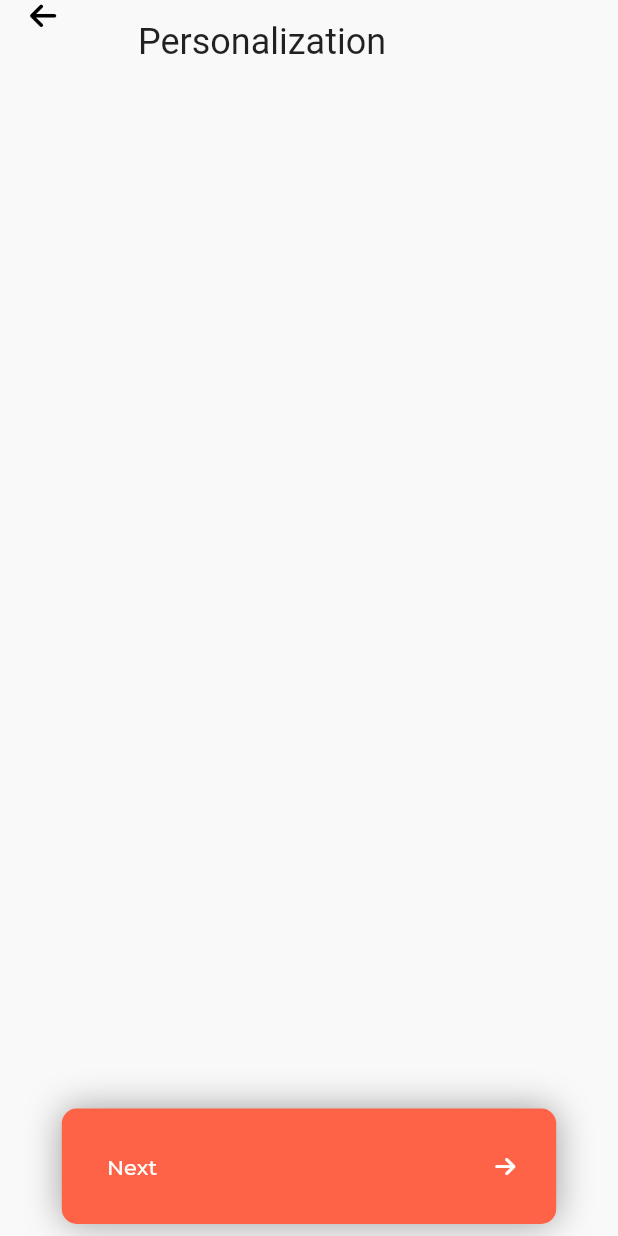
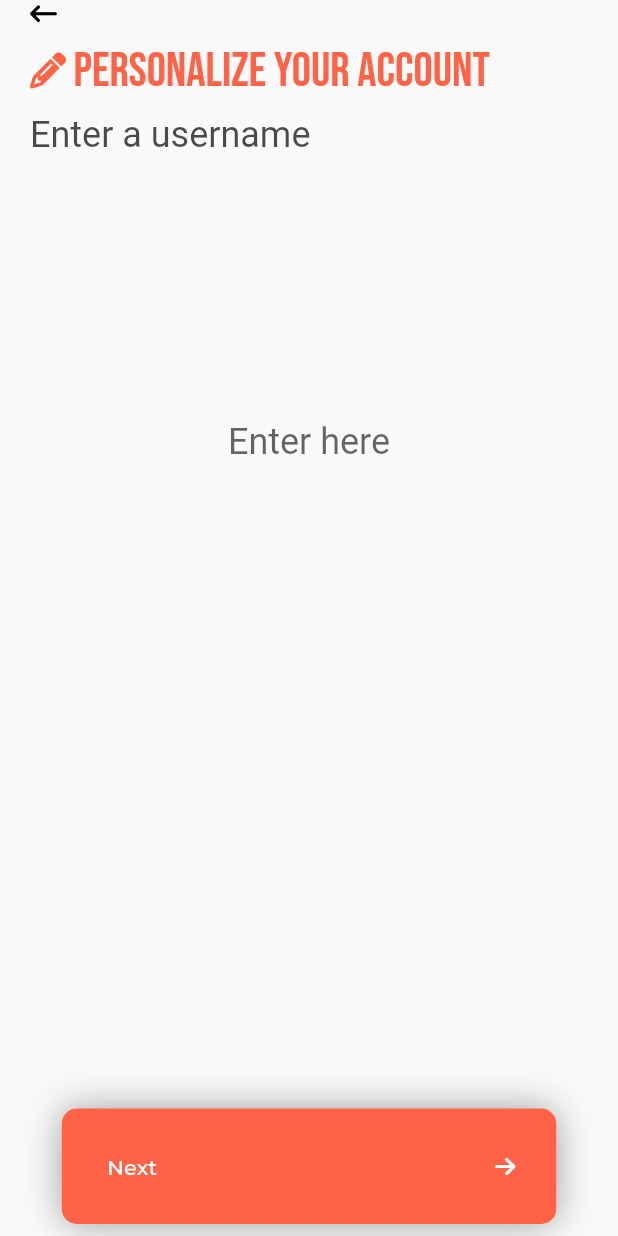
Before and after one commit to ColtonDevAcc/fitstack_app, a Flutter app: the SignUp_Page screen opened by its route, after a tap on "Next", on a phone screen of 412 x 824 dp. Run offline on Flutter 3.47's test engine with Material 2 defaults, Android fonts, the phone set to English and light mode, and no system bars; our stand-ins replace auto_route, bloc, dot_navigation_bar, email_validator, equatable, firebase_analytics and 10 more; missing offline and left inert: firebase_analytics_web, firebase_auth_web, firebase_core_web, firebase_performance_web, firebase_remote_config_web, google_sign_in_web and 2 more; accounts and stored records are empty; network calls fail.

Commit message:
added username page to signup

```diff
--- a/lib/presentation/login/cubit/login_cubit.dart
+++ b/lib/presentation/login/cubit/login_cubit.dart
@@ -1,5 +1,3 @@
-import 'dart:developer';
-
 import 'package:FitStack/app/models/user_model.dart';
 import 'package:FitStack/app/repository/auth_repository.dart';
 import 'package:bloc/bloc.dart';
--- a/lib/presentation/signup/cubit/signup_cubit.dart
+++ b/lib/presentation/signup/cubit/signup_cubit.dart
@@ -6,11 +6,19 @@ part 'signup_state.dart';
 
 class SignupCubit extends Cubit<SignupState> {
   SignupCubit({required AuthenticationRepository authenticationRepository})
-      : super(const SignupState(index: 0));
+      : super(
+          SignupState(),
+        );
 
   void changePage(int newIndex) {
     emit(
       state.copyWith(index: newIndex),
     );
   }
+
+  void usernameChanged(String username) {
+    emit(
+      state.copyWith(username: username),
+    );
+  }
 }
--- a/lib/presentation/signup/cubit/signup_state.dart
+++ b/lib/presentation/signup/cubit/signup_state.dart
@@ -2,14 +2,16 @@ part of 'signup_cubit.dart';
 
 class SignupState extends Equatable {
   final int index;
-  const SignupState({
-    required this.index,
-  });
+  final String username;
+  SignupState({this.index = 0, this.username = ""});
 
   @override
-  List<Object> get props => [index];
+  List<Object> get props => [index, username];
 
-  SignupState copyWith({required int index}) {
-    return SignupState(index: index);
+  SignupState copyWith({int? index, String? username}) {
+    return SignupState(
+      index: index ?? this.index,
+      username: username ?? this.username,
+    );
   }
 }
--- a/lib/presentation/signup/presentation/atoms/create_account_text_widget.dart
+++ b/lib/presentation/signup/presentation/atoms/create_account_text_widget.dart
@@ -1,14 +1,13 @@
 import 'package:flutter/material.dart';
-import 'package:flutter/src/foundation/key.dart';
-import 'package:flutter/src/widgets/framework.dart';
 
-class Create_Account_Text_Widget extends StatelessWidget {
-  const Create_Account_Text_Widget({Key? key}) : super(key: key);
+class SignUp_Header_Text_Widget extends StatelessWidget {
+  final String? text;
+  const SignUp_Header_Text_Widget({Key? key, this.text}) : super(key: key);
 
   @override
   Widget build(BuildContext context) {
     return Text(
-      'CREATE YOUR ACCOUNT',
+      text ?? 'CREATE YOUR ACCOUNT',
       textScaleFactor: 1.6,
       //style: TextStyle(color: Theme.of(context).primaryColor),
       style: Theme.of(context).textTheme.titleLarge!.copyWith(
--- /dev/null
+++ b/lib/presentation/signup/presentation/atoms/signup_form_header_subtitle_widget.dart
@@ -0,0 +1,17 @@
+import 'package:flutter/material.dart';
+
+class Signup_Form_Header_Subtitle_Widget extends StatelessWidget {
+  final String text;
+  const Signup_Form_Header_Subtitle_Widget({Key? key, required this.text}) : super(key: key);
+
+  @override
+  Widget build(BuildContext context) {
+    return Text(
+      text,
+      //style: TextStyle(color: Theme.of(context).primaryColor),
+      style: Theme.of(context).textTheme.subtitle1!.copyWith(
+            color: Theme.of(context).colorScheme.onBackground.withOpacity(.7),
+          ),
+    );
+  }
+}
--- /dev/null
+++ b/lib/presentation/signup/presentation/atoms/signup_username_textfield_widget.dart
@@ -0,0 +1,41 @@
+import 'dart:developer';
+
+import 'package:FitStack/app/routing/appRouter.gr.dart';
+import 'package:FitStack/presentation/signup/cubit/signup_cubit.dart';
+import 'package:flutter/material.dart';
+import 'package:flutter_bloc/flutter_bloc.dart';
+
+class SignUp_Username_Textfield_Widget extends StatelessWidget {
+  const SignUp_Username_Textfield_Widget({Key? key}) : super(key: key);
+
+  @override
+  Widget build(BuildContext context) {
+    return BlocBuilder<SignupCubit, SignupState>(
+      buildWhen: (previous, current) {
+        log("${current.username}");
+        return previous.username != current.username;
+      },
+      builder: (context, state) {
+        return TextField(
+          onChanged: (pass) => context.read<SignupCubit>().usernameChanged(pass),
+          keyboardType: TextInputType.number,
+          style: TextStyle(color: Colors.black),
+          textAlign: TextAlign.center,
+          decoration: InputDecoration(
+            hintText: 'Enter here',
+            enabledBorder: UnderlineInputBorder(
+              borderSide: BorderSide(
+                color: Colors.white.withOpacity(0),
+              ),
+            ),
+            focusedBorder: UnderlineInputBorder(
+              borderSide: BorderSide(
+                color: Colors.white.withOpacity(0),
+              ),
+            ),
+          ),
+        );
+      },
+    );
+  }
+}
--- a/lib/presentation/signup/presentation/molecules/basic_info_form.dart
+++ b/lib/presentation/signup/presentation/molecules/basic_info_form.dart
@@ -1,15 +1,9 @@
-import 'package:FitStack/presentation/signup/presentation/atoms/create_account_text_widget.dart';
 import 'package:FitStack/presentation/signup/presentation/molecules/signup_header_widget.dart';
-import 'package:FitStack/widgets/atoms/FitStack_Logo_Widget.dart';
 import 'package:auto_route/auto_route.dart';
 import 'package:email_validator/email_validator.dart';
-import 'package:FitStack/widgets/atoms/focusedButton_widget.dart';
-import 'package:FitStack/widgets/atoms/socialAuthButton_widget.dart';
 import 'package:FitStack/widgets/atoms/textfield_widget.dart';
 import 'package:flutter/gestures.dart';
 import 'package:flutter/material.dart';
-import 'package:flutter_svg/flutter_svg.dart';
-import 'package:font_awesome_flutter/font_awesome_flutter.dart';
 
 class BasicInfoForm extends StatefulWidget {
   final GlobalKey<FormState> formKey;
--- /dev/null
+++ b/lib/presentation/signup/presentation/molecules/signup_form_header_widget.dart
@@ -0,0 +1,43 @@
+import 'package:FitStack/presentation/signup/presentation/atoms/create_account_text_widget.dart';
+import 'package:FitStack/presentation/signup/presentation/atoms/signup_form_header_subtitle_widget.dart';
+import 'package:flutter/material.dart';
+import 'package:font_awesome_flutter/font_awesome_flutter.dart';
+
+class SignUp_Form_Header_Widget extends StatelessWidget {
+  final IconData icon;
+  final String text;
+  final String subtitle;
+  const SignUp_Form_Header_Widget({
+    Key? key,
+    required this.icon,
+    required this.text,
+    required this.subtitle,
+  }) : super(key: key);
+
+  @override
+  Widget build(BuildContext context) {
+    return Column(
+      mainAxisAlignment: MainAxisAlignment.start,
+      crossAxisAlignment: CrossAxisAlignment.start,
+      children: [
+        FaIcon(
+          FontAwesomeIcons.arrowLeftLong,
+          color: Theme.of(context).colorScheme.onBackground,
+          size: 18,
+        ),
+        SizedBox(height: 10),
+        Row(
+          mainAxisAlignment: MainAxisAlignment.start,
+          crossAxisAlignment: CrossAxisAlignment.center,
+          children: [
+            FaIcon(icon, color: Theme.of(context).colorScheme.primary),
+            SizedBox(width: 5),
+            SignUp_Header_Text_Widget(text: text),
+          ],
+        ),
+        SizedBox(height: 10),
+        Signup_Form_Header_Subtitle_Widget(text: subtitle),
+      ],
+    );
+  }
+}
--- a/lib/presentation/signup/presentation/molecules/signup_header_widget.dart
+++ b/lib/presentation/signup/presentation/molecules/signup_header_widget.dart
@@ -3,7 +3,9 @@ import 'package:FitStack/widgets/atoms/FitStack_Logo_Widget.dart';
 import 'package:flutter/material.dart';
 
 class SignUp_Header_Widget extends StatelessWidget {
-  const SignUp_Header_Widget({Key? key}) : super(key: key);
+  final Widget? title;
+  final Widget? subtitle;
+  const SignUp_Header_Widget({Key? key, this.title, this.subtitle}) : super(key: key);
 
   @override
   Widget build(BuildContext context) {
@@ -11,8 +13,8 @@ class SignUp_Header_Widget extends StatelessWidget {
       mainAxisAlignment: MainAxisAlignment.start,
       crossAxisAlignment: CrossAxisAlignment.start,
       children: [
-        FitStack_Logo_Widget(),
-        Create_Account_Text_Widget(),
+        title ?? FitStack_Logo_Widget(),
+        subtitle ?? SignUp_Header_Text_Widget(),
       ],
     );
   }
--- a/lib/presentation/signup/presentation/organisms/personalize_account_view.dart
+++ b/lib/presentation/signup/presentation/organisms/personalize_account_view.dart
@@ -1,5 +1,6 @@
 import 'package:FitStack/presentation/signup/cubit/signup_cubit.dart';
-import 'package:auto_route/auto_route.dart';
+import 'package:FitStack/presentation/signup/presentation/atoms/signup_username_textfield_widget.dart';
+import 'package:FitStack/presentation/signup/presentation/molecules/signup_form_header_widget.dart';
 import 'package:flutter/material.dart';
 import 'package:flutter_bloc/flutter_bloc.dart';
 import 'package:font_awesome_flutter/font_awesome_flutter.dart';
@@ -13,24 +14,18 @@ class Personalize_Account_View extends StatelessWidget {
       children: [
         BlocBuilder<SignupCubit, SignupState>(
           builder: (context, state) {
-            return AppBar(
-              title: state.index == 1
-                  ? Text(
-                      "Personalization",
-                      style: Theme.of(context).textTheme.titleMedium!
-                        ..copyWith(color: Theme.of(context).colorScheme.primary),
-                    )
-                  : null,
-              backgroundColor: Colors.transparent,
-              elevation: 0,
-              leading: GestureDetector(
-                onTap: () => BlocProvider.of<SignupCubit>(context).changePage(state.index - 1),
-                child: FaIcon(
-                  FontAwesomeIcons.arrowLeft,
-                  color: Theme.of(context).colorScheme.onBackground,
-                  size: 20,
+            return Column(
+              mainAxisAlignment: MainAxisAlignment.center,
+              crossAxisAlignment: CrossAxisAlignment.start,
+              children: [
+                SignUp_Form_Header_Widget(
+                  icon: FontAwesomeIcons.pencil,
+                  text: 'Personalize your account',
+                  subtitle: "Enter a username",
                 ),
-              ),
+                SizedBox(height: MediaQuery.of(context).size.height * .2),
+                SignUp_Username_Textfield_Widget(),
+              ],
             );
           },
         ),
--- a/lib/widgets/atoms/profile_circular_avatar.dart
+++ b/lib/widgets/atoms/profile_circular_avatar.dart
@@ -6,8 +6,16 @@ class Profile_Circular_Avatar extends StatelessWidget {
 
   @override
   Widget build(BuildContext context) {
-    return CircleAvatar(
-      maxRadius: maxRadius ?? 60,
+    return Container(
+      decoration: BoxDecoration(
+        color: Colors.transparent,
+        borderRadius: BorderRadius.circular(80),
+        border: Border.all(color: Theme.of(context).colorScheme.primary, width: 1.5),
+      ),
+      padding: EdgeInsets.all(5),
+      child: CircleAvatar(
+        maxRadius: maxRadius ?? 60,
+      ),
     );
   }
 }
--- a/lib/widgets/atoms/textfield_widget.dart
+++ b/lib/widgets/atoms/textfield_widget.dart
@@ -28,7 +28,7 @@ class TextField_Widget extends StatelessWidget {
           Text(
             title,
             textScaleFactor: 1.4,
-            style: Theme.of(context).textTheme.titleSmall,
+            style: Theme.of(context).textTheme.titleSmall!.copyWith(fontWeight: FontWeight.normal),
           ),
           SizedBox(height: 10),
           TextFormField(
```
